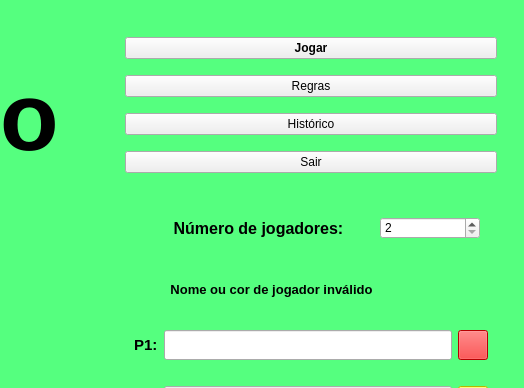
First picture: the form in Interface/Menu.ui, repository solmseda/Ludo-Python, before the edit; both pictures show x 226 to 750 and y 0 to 388 of the 750 by 609 pixel window.
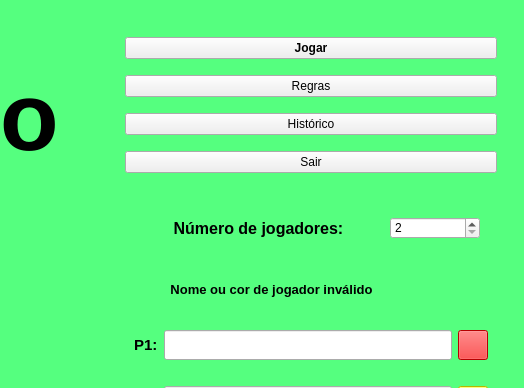
Second picture: the form after the edit. Icons and pictures are not drawn.

```diff
--- a/Interface/Menu.ui
+++ b/Interface/Menu.ui
@@ -16,6 +16,12 @@
     <height>609</height>
    </size>
   </property>
+  <property name="maximumSize">
+   <size>
+    <width>750</width>
+    <height>609</height>
+   </size>
+  </property>
   <property name="windowTitle">
    <string>Ludo</string>
   </property>
@@ -219,11 +225,27 @@
                </property>
               </widget>
              </item>
+             <item>
+              <spacer name="horizontalSpacer">
+               <property name="orientation">
+                <enum>Qt::Horizontal</enum>
+               </property>
+               <property name="sizeType">
+                <enum>QSizePolicy::Fixed</enum>
+               </property>
+               <property name="sizeHint" stdset="0">
+                <size>
+                 <width>10</width>
+                 <height>20</height>
+                </size>
+               </property>
+              </spacer>
+             </item>
              <item>
               <widget class="QSpinBox" name="spinBoxNumPlayers">
                <property name="minimumSize">
                 <size>
-                 <width>100</width>
+                 <width>90</width>
                  <height>0</height>
                 </size>
                </property>
```
Left out of the diff: 4 changed lines with no effect on the pictures.
